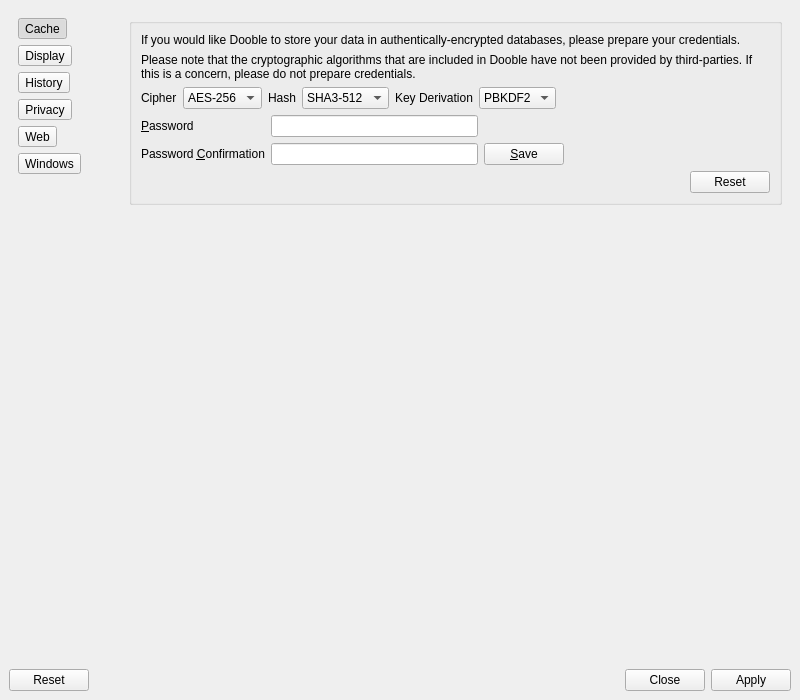
textbrowser/dooble, file 2.x/UI/dooble_settings.ui: the form before one commit.
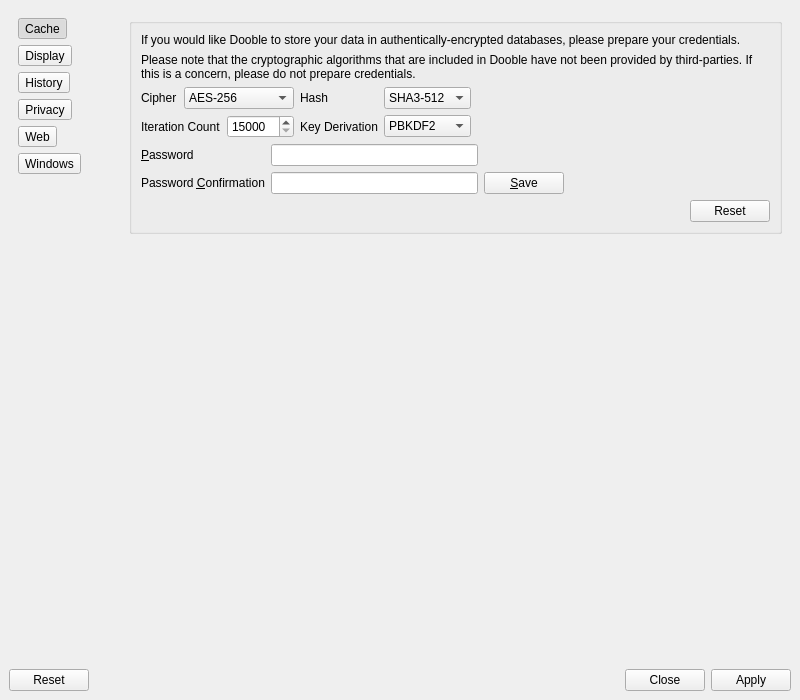
The form after the commit. The open tabs and pages were chosen to show the change. Icons and pictures are not drawn.

```diff
--- a/2.x/UI/dooble_settings.ui
+++ b/2.x/UI/dooble_settings.ui
@@ -411,31 +411,39 @@
               </widget>
              </item>
              <item>
-              <layout class="QHBoxLayout" name="horizontalLayout_7">
-               <item>
+              <layout class="QGridLayout" name="gridLayout_2">
+               <item row="1" column="3">
+                <widget class="QLabel" name="label_6">
+                 <property name="text">
+                  <string>Key Derivation</string>
+                 </property>
+                </widget>
+               </item>
+               <item row="0" column="0">
                 <widget class="QLabel" name="label_7">
                  <property name="text">
                   <string>Cipher</string>
                  </property>
                 </widget>
                </item>
-               <item>
-                <widget class="QComboBox" name="cipher">
-                 <item>
-                  <property name="text">
-                   <string>AES-256</string>
-                  </property>
-                 </item>
+               <item row="1" column="2">
+                <widget class="QSpinBox" name="iteration_count">
+                 <property name="minimum">
+                  <number>15000</number>
+                 </property>
+                 <property name="maximum">
+                  <number>999999999</number>
+                 </property>
                 </widget>
                </item>
-               <item>
+               <item row="0" column="3">
                 <widget class="QLabel" name="label_8">
                  <property name="text">
                   <string>Hash</string>
                  </property>
                 </widget>
                </item>
-               <item>
+               <item row="0" column="4">
                 <widget class="QComboBox" name="hash">
                  <item>
                   <property name="text">
@@ -444,14 +452,7 @@
                  </item>
                 </widget>
                </item>
-               <item>
-                <widget class="QLabel" name="label_6">
-                 <property name="text">
-                  <string>Key Derivation</string>
-                 </property>
-                </widget>
-               </item>
-               <item>
+               <item row="1" column="4">
                 <widget class="QComboBox" name="key_derivation">
                  <item>
                   <property name="text">
@@ -460,7 +461,23 @@
                  </item>
                 </widget>
                </item>
-               <item>
+               <item row="0" column="1" colspan="2">
+                <widget class="QComboBox" name="cipher">
+                 <item>
+                  <property name="text">
+                   <string>AES-256</string>
+                  </property>
+                 </item>
+                </widget>
+               </item>
+               <item row="1" column="0" colspan="2">
+                <widget class="QLabel" name="label_11">
+                 <property name="text">
+                  <string>Iteration Count</string>
+                 </property>
+                </widget>
+               </item>
+               <item row="0" column="5">
                 <spacer name="horizontalSpacer_6">
                  <property name="orientation">
                   <enum>Qt::Horizontal</enum>
```
Left out of the diff: 11 changed lines with no effect on the pictures.
